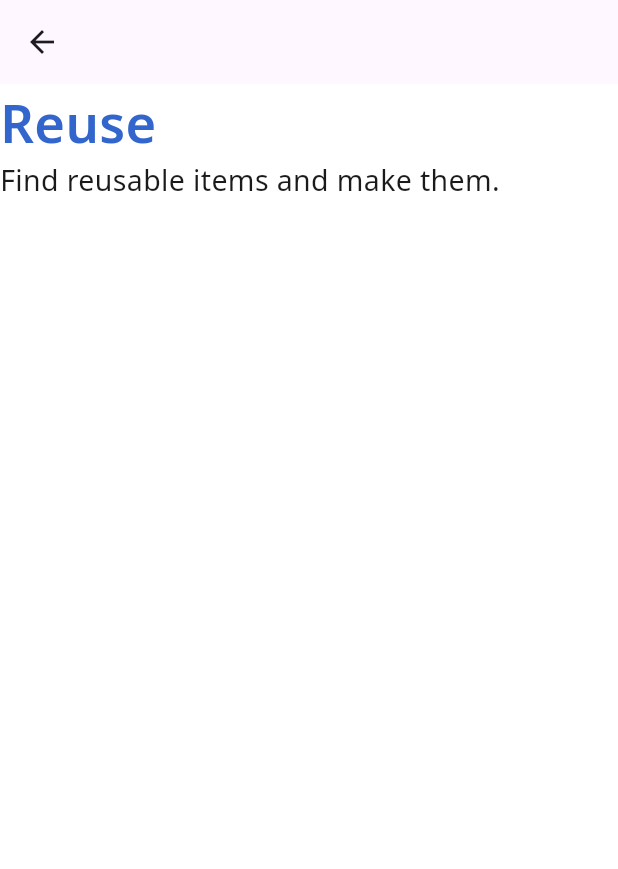
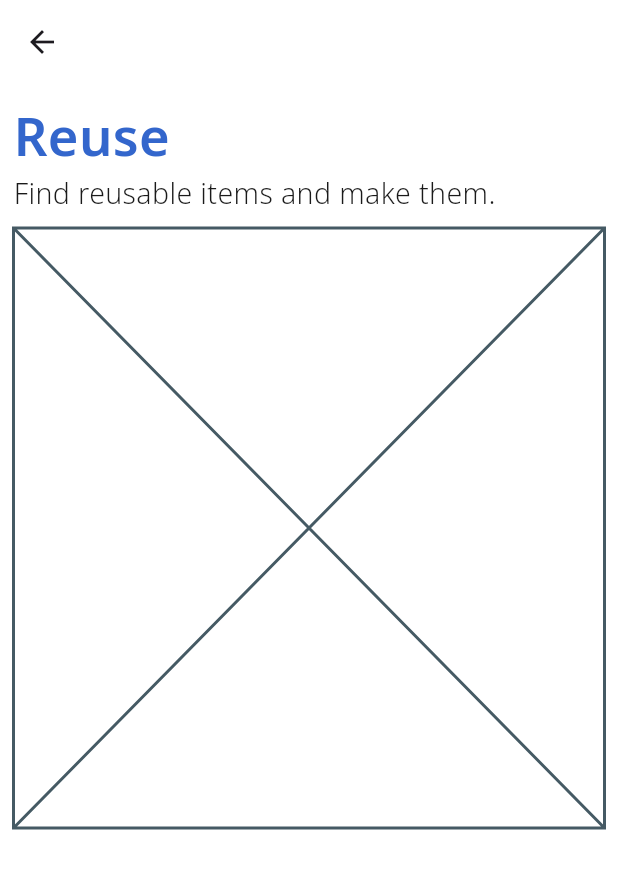
Before and after one commit to GDG-on-Campus-SKHU/98developers-flutter-app, a Flutter app: the LaunchScreen screen opened directly, on a phone screen of 412 x 824 dp. Shown: the top 869 px of the screen. Run offline on Flutter 3.47's test engine with Material 2 defaults, Android fonts, the phone set to English and light mode, and no system bars.

Commit message:
modi(#5): Pageview 위젯 재배치

```diff
--- a/lib/screens/launch.dart
+++ b/lib/screens/launch.dart
@@ -1,4 +1,5 @@
 import 'package:app/utilities/palette.dart';
+import 'package:app/utilities/text_generator.dart';
 import 'package:flutter/material.dart';
 
 class LaunchScreen extends StatefulWidget {
@@ -9,86 +10,50 @@ class LaunchScreen extends StatefulWidget {
 }
 
 class _LaunchScreenState extends State<LaunchScreen> {
+  final _crossAxisStart = CrossAxisAlignment.start;
   @override
   Widget build(BuildContext context) {
-    final _width = MediaQuery.of(context).size.width;
     return Scaffold(
         backgroundColor: Palette.white,
         body: PageView(
           children: <Widget>[
-            SizedBox.expand(
-              child: Container(
-                width: _width * 0.8,
+            Container(
+              padding: const EdgeInsets.all(9.0),
               height: double.infinity,
               color: Palette.white,
-                child: Column(
-                    crossAxisAlignment: CrossAxisAlignment.start,
-                    children: [
-                      const Text(
-                        "Reuse",
-                        style: TextStyle(
-                            color: Palette.sapphire,
-                            fontSize: 35,
-                            fontWeight: FontWeight.w600),
-                      ),
-                      const Text(
-                        "Find reusable items and make them.",
-                        style: TextStyle(
-                          color: Palette.jetblack,
-                          fontSize: 19,
-                        ),
-                      )
+              child: Column(crossAxisAlignment: _crossAxisStart, children: [
+                title("Reuse"),
+                subtitle("Find reusable items and make them."),
+                SizedBox(height: 10.0),
+                Placeholder()
               ]),
             ),
-            ),
-            SizedBox.expand(
-              child: Container(
+            Container(
+              padding: const EdgeInsets.all(9.0),
               color: Palette.white,
-                child: Column(
-                    crossAxisAlignment: CrossAxisAlignment.start,
-                    children: [
-                      const Text(
-                        "Recovery",
-                        style: TextStyle(
-                            color: Palette.sapphire,
-                            fontSize: 35,
-                            fontWeight: FontWeight.w600),
-                      ),
-                      const Text(
-                        "Find and use the climate community.",
-                        style: TextStyle(
-                          color: Palette.jetblack,
-                          fontSize: 19,
-                        ),
-                      )
+              child: Column(crossAxisAlignment: _crossAxisStart, children: [
+                title("Recovery"),
+                subtitle("Find and use the climate community."),
+                SizedBox(height: 10.0),
+                Placeholder()
               ]),
             ),
-            ),
-            SizedBox.expand(
-              child: Container(
+            Container(
+              padding: const EdgeInsets.all(9.0),
               color: Palette.white,
-                child: Column(
-                    crossAxisAlignment: CrossAxisAlignment.start,
-                    children: [
-                      const Text(
-                        "Recycle",
-                        style: TextStyle(
-                            color: Palette.sapphire,
-                            fontSize: 35,
-                            fontWeight: FontWeight.w600),
-                      ),
-                      const Text(
-                        "Find out what you can recycle.",
-                        style: TextStyle(
-                          color: Palette.jetblack,
-                          fontSize: 19,
-                        ),
-                      )
+              child: Column(crossAxisAlignment: _crossAxisStart, children: [
+                title("Recycle"),
+                subtitle("Find out what you can recycle."),
+                SizedBox(height: 10.0),
+                Placeholder(),
+                ElevatedButton(onPressed: () {}, child: Text("Okay!"))
               ]),
-              ),
             ),
           ],
         ),
-        appBar: AppBar());
+        appBar: AppBar(
+          elevation: 0,
+          backgroundColor: Palette.white,
+        ));
   }
 }
```
Lines whose indentation alone changed are shown as unchanged.
